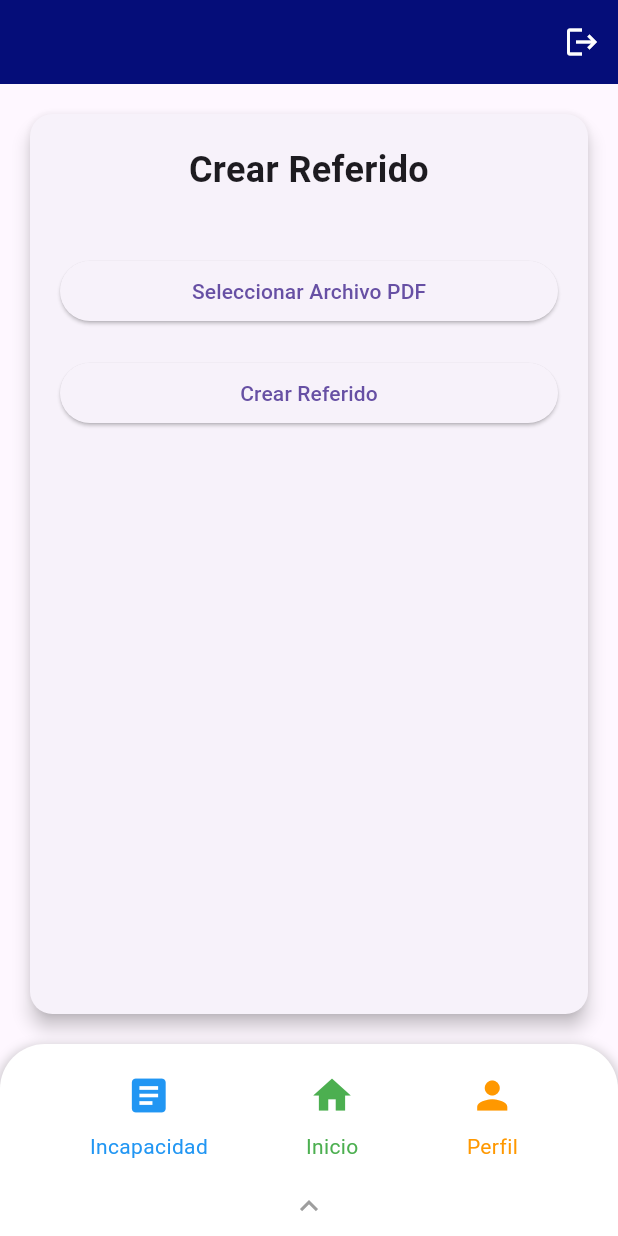
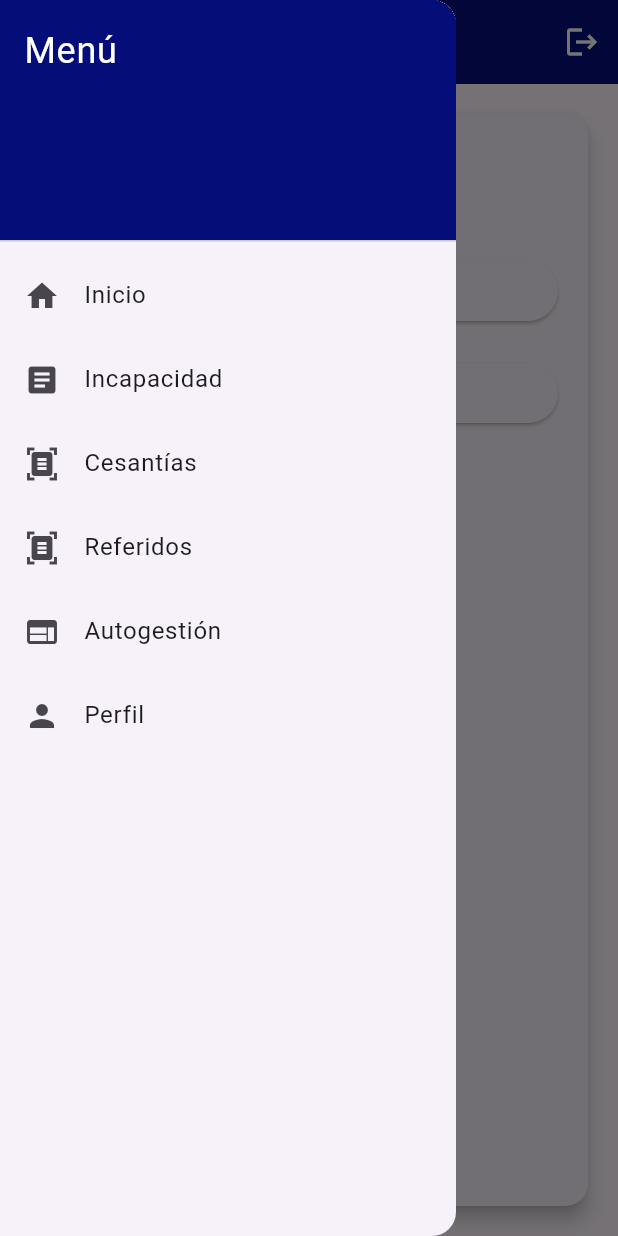
Before and after one commit to leoespi/talento_mxm_flutter, a Flutter app: the CrearReferidoScreen screen opened directly, with the side drawer open (before the commit the screen has no drawer), on a phone screen of 412 x 824 dp. Run offline on Flutter 3.47's test engine with Material 3 defaults, Android fonts, the phone set to English and light mode, and no system bars; our stand-ins replace get, get_storage, google_fonts, image_picker, youtube_player_flutter; accounts and stored records are empty.

Commit message:
menu sidebar (faltan animaciones entre pestañas)

```diff
--- a/lib/views/CrearReferidos_page.dart
+++ b/lib/views/CrearReferidos_page.dart
@@ -86,6 +86,7 @@ class _CrearReferidoScreenState extends State<CrearReferidoScreen> {
         ),
       ],
     ),
+     drawer: SideMenu(),
     body: Padding(
       padding: EdgeInsets.all(16.0),
       child: Card(
@@ -157,14 +158,7 @@ class _CrearReferidoScreenState extends State<CrearReferidoScreen> {
           ),
         ),
       ),
-      bottomNavigationBar: BottomMenu(
-        isExpanded: _isExpanded,
-        onExpandToggle: () {
-          setState(() {
-            _isExpanded = !_isExpanded;
-          });
-        },
-      ),
+
     );
   }
 
--- a/lib/views/bottom_menu.dart
+++ b/lib/views/bottom_menu.dart
@@ -7,13 +7,7 @@ import 'package:talento_mxm_flutter/views/login_page.dart';
 import 'package:url_launcher/url_launcher.dart';
 import 'package:talento_mxm_flutter/views/perfil.dart';
 
-
-class BottomMenu extends StatelessWidget {
-  final bool isExpanded;
-  final VoidCallback onExpandToggle;
-
-  BottomMenu({required this.isExpanded, required this.onExpandToggle});
-
+class SideMenu extends StatelessWidget {
   Future<void> _launchURL(String url) async {
     if (await canLaunch(url)) {
       await launch(url);
@@ -24,137 +18,93 @@ class BottomMenu extends StatelessWidget {
 
   @override
   Widget build(BuildContext context) {
-    return Container(
+    return Drawer(
+      child: ListView(
+        padding: EdgeInsets.zero,
+        children: [
+          DrawerHeader(
             decoration: BoxDecoration(
+              color: const Color.fromARGB(255, 5, 13, 121),
+            ),
+            child: Text(
+              'Menú',
+              style: TextStyle(
                 color: Colors.white,
-        borderRadius: BorderRadius.only(
-          topLeft: Radius.circular(30),
-          topRight: Radius.circular(30),
+                fontSize: 24,
               ),
-        boxShadow: [
-          BoxShadow(
-            color: Colors.grey.withOpacity(0.5),
-            spreadRadius: 2,
-            blurRadius: 5,
-            offset: Offset(0, 3),
             ),
-        ],
           ),
-      child: Column(
-        mainAxisSize: MainAxisSize.min,
-        children: [
-          Padding(
-            padding: const EdgeInsets.symmetric(horizontal: 1.0, vertical: 10.0),
-            child: Row(
-              mainAxisAlignment: MainAxisAlignment.spaceEvenly,
-              children: [
-                _buildBottomMenuItem(
+          _createDrawerItem(
+            icon: Icons.home,
+            text: 'Inicio',
+            onTap: () {
+              Navigator.pushReplacement(
+                context,
+                MaterialPageRoute(builder: (context) => MenuPage()),
+              );
+            },
+          ),
+          _createDrawerItem(
             icon: Icons.article,
-                  onPressed: () {
+            text: 'Incapacidad',
+            onTap: () {
               Navigator.pushReplacement(
                 context,
                 MaterialPageRoute(builder: (context) => MyForm()),
               );
             },
-                  color: Colors.blue,
-                  label: 'Incapacidad',
           ),
-                _buildBottomMenuItem(
-                  icon: Icons.home,
-                  onPressed: () {
+          _createDrawerItem(
+            icon: Icons.document_scanner,
+            text: 'Cesantías',
+            onTap: () {
               Navigator.pushReplacement(
                 context,
-                      MaterialPageRoute(builder: (context) => MenuPage()),
+                MaterialPageRoute(builder: (context) => MyCesantiaspage()),
               );
             },
-                  color: Colors.green,
-                  label: 'Inicio',
           ),
-                _buildBottomMenuItem(
+          _createDrawerItem(
+            icon: Icons.document_scanner,
+            text: 'Referidos',
+            onTap: () {
+              Navigator.pushReplacement(
+                context,
+                MaterialPageRoute(builder: (context) => CrearReferidoScreen()),
+              );
+            },
+          ),
+          _createDrawerItem(
+            icon: Icons.web,
+            text: 'Autogestión',
+            onTap: () {
+              _launchURL('http://supermercadosmxmag.siesacloud.com:8933/AuthAG/LoginFormAG?IdCia=1&NroConexion=1');
+            },
+          ),
+          _createDrawerItem(
             icon: Icons.person,
-                  onPressed: () {
+            text: 'Perfil',
+            onTap: () {
               Navigator.pushReplacement(
                 context,
                 MaterialPageRoute(builder: (context) => ProfileScreen(userId: '')),
               );
             },
-                  color: Colors.orange,
-                  label: 'Perfil',
-                ),
-              ],
-            ),
-          ),
-          if (isExpanded)
-            Padding(
-              padding: const EdgeInsets.only(top: 10.0),
-              child: Row(
-                mainAxisAlignment: MainAxisAlignment.spaceEvenly,
-                children: [
-                  _buildBottomMenuItem(
-                    icon: Icons.document_scanner,
-                    onPressed: () {
-                      Navigator.pushReplacement(
-                        context,
-                        MaterialPageRoute(builder: (context) => MyCesantiaspage()),
-                      );
-                    },
-                    color: Colors.red,
-                    label: 'Cesantias',
-                  ),
-                  _buildBottomMenuItem(
-                    icon: Icons.document_scanner,
-                    onPressed: () {
-                      Navigator.pushReplacement(
-                        context,
-                        MaterialPageRoute(builder: (context) => CrearReferidoScreen()),
-                      );
-                    },
-                    color: Color.fromARGB(255, 73, 54, 244),
-                    label: 'Referidos',
-                  ),
-                  _buildBottomMenuItem(
-                    icon: Icons.web,
-                    onPressed: () {
-                      _launchURL('http://supermercadosmxmag.siesacloud.com:8933/AuthAG/LoginFormAG?IdCia=1&NroConexion=1');
-                    },
-                    color: Colors.blue,
-                    label: 'Autogestion',
-                  ),
-                ],
-              ),
-            ),
-          InkWell(
-            onTap: onExpandToggle,
-            child: Padding(
-              padding: const EdgeInsets.all(8.0),
-              child: Icon(
-                isExpanded ? Icons.keyboard_arrow_down : Icons.keyboard_arrow_up,
-                color: Colors.grey,
-              ),
-            ),
           ),
         ],
       ),
     );
   }
 
-  Widget _buildBottomMenuItem({
+  Widget _createDrawerItem({
     required IconData icon,
-    required VoidCallback onPressed,
-    required Color color,
-    required String label,
+    required String text,
+    required GestureTapCallback onTap,
   }) {
-    return Column(
-      mainAxisSize: MainAxisSize.min,
-      children: [
-        IconButton(
-          onPressed: onPressed,
-          icon: Icon(icon),
-          color: color,
-          iconSize: 30,
-        ),
-        Text(label, style: TextStyle(color: color)),
-      ],
+    return ListTile(
+      leading: Icon(icon),
+      title: Text(text),
+      onTap: onTap,
     );
   }
 }
```
Also changed, not shown: lib/views/cesantias_page.dart (+2 -8 lines), lib/views/incapacidades_page.dart (+2 -8 lines), lib/views/menu.dart (+2 -8 lines), lib/views/perfil.dart (+5 -14 lines). Lines whose indentation alone changed are shown as unchanged.
